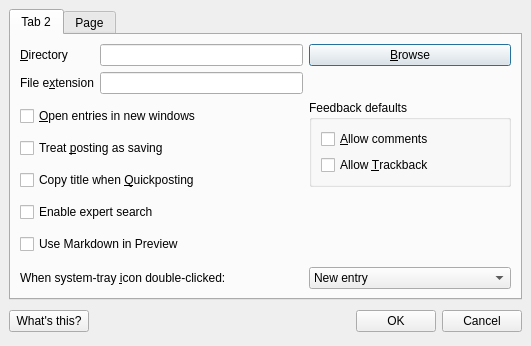
Old version of the form PrefsForm.ui in the repository IndigoJo/qtm-1.x.
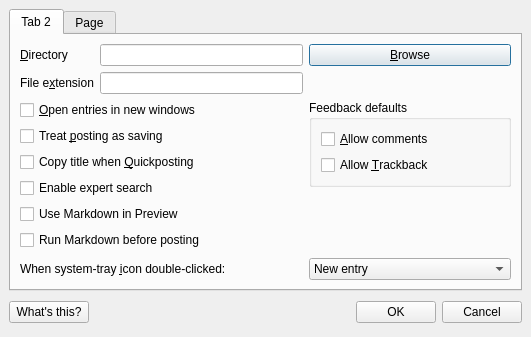
New version of the form. The open tabs and pages were chosen to show the change. Icons and pictures are not drawn.

Commit message:
New function for Markdown processing; new checkboxes in prefs
EditingWindow.cc,h - New function ProcessWithMarkdown to turn Markdowned entries into XHTML
PrefsForm*.ui - New checkboxes to process Markdown entries at posting time (not implemented yet)

What changed in the file:
```diff
--- a/PrefsForm.ui
+++ b/PrefsForm.ui
@@ -7,7 +7,7 @@
     <x>0</x>
     <y>0</y>
     <width>531</width>
-    <height>346</height>
+    <height>326</height>
    </rect>
   </property>
   <property name="sizePolicy" >
@@ -96,6 +96,16 @@
            </property>
           </widget>
          </item>
+         <item>
+          <widget class="QCheckBox" name="chDoMarkdownWhenPosting" >
+           <property name="whatsThis" >
+            <string>This makes QTM run Markdown to turn your text into HTML before sending it to the web server.  This is ideal if your blogging application does not support Markdown; if it does, you can send an entry as it is.</string>
+           </property>
+           <property name="text" >
+            <string>Run Markdown before posting</string>
+           </property>
+          </widget>
+         </item>
         </layout>
        </item>
        <item row="0" column="0" >
```
Left out of the diff: 2 changed lines with no effect on the pictures. The commit also changes 3 other files.
